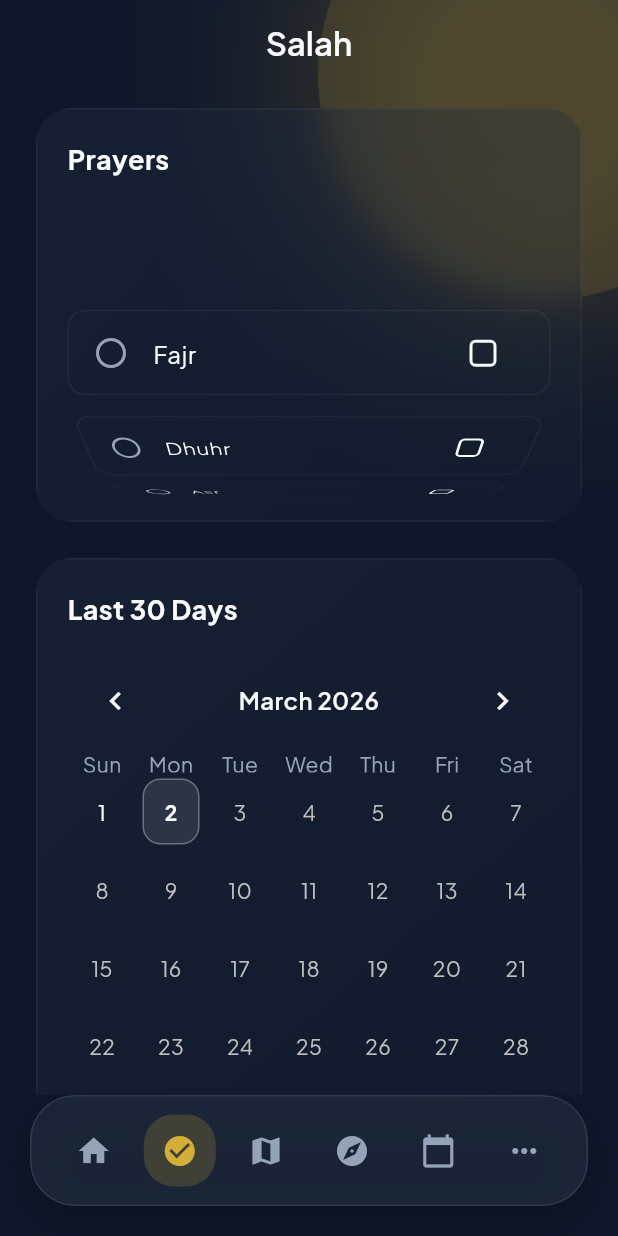
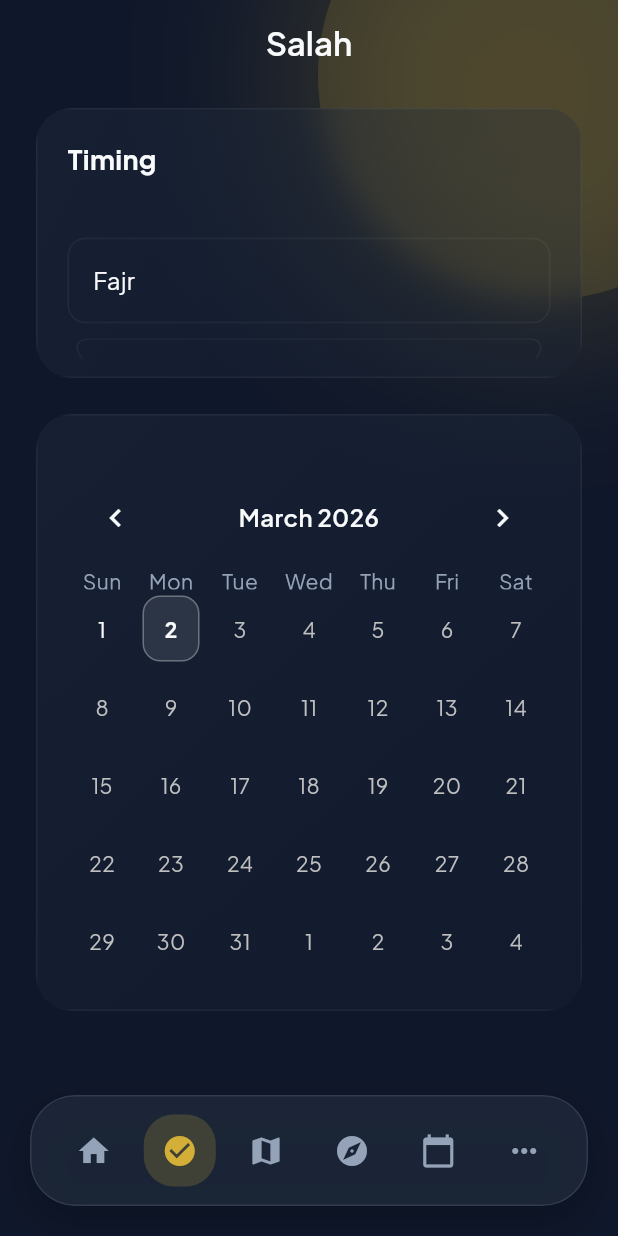
Before and after one commit to urljenkins/immutable5, a Flutter app: the screen it shows after launch, item 2 of the bottom bar chosen, after a tap on the "check circle" icon, on a phone screen of 412 x 824 dp. Run offline on Flutter 3.47's test engine with Material 3 defaults, Android fonts, the phone set to English and light mode, and no system bars; drawn by our look-alikes of table_calendar; our stand-ins replace audioplayers, csv, flutter_local_notifications, flutter_map, flutter_secure_storage, geolocator and 8 more; missing offline and left inert: flutter_qiblah, home_widget; network calls fail.

```diff
--- a/analysis_options.yaml
+++ b/analysis_options.yaml
@@ -21,7 +21,6 @@ linter:
     cancel_subscriptions: true
     close_sinks: true
     directives_ordering: true
-    package_api_docs: true
     type_init_formals: true
 
 analyzer:
--- a/lib/features/common_words/common_words_page.dart
+++ b/lib/features/common_words/common_words_page.dart
@@ -330,7 +330,7 @@ class _CommonWordsPageState extends State<CommonWordsPage> {
                   setState(() => _showMemorized = value);
                   _applyFilters();
                 },
-                activeThumbColor: Colors.greenAccent,
+                activeTrackColor: Colors.greenAccent,
               ),
             ],
           ],
--- a/lib/features/duas/dua_repository.dart
+++ b/lib/features/duas/dua_repository.dart
@@ -1,6 +1,7 @@
 import 'dart:convert';
 import 'dart:developer' as developer;
 
+import 'package:flutter/foundation.dart';
 import 'package:flutter/services.dart';
 
 import 'models/dua_model.dart';
@@ -32,16 +33,20 @@ class DuaRepository {
 
       _duas = jsonList.map((json) => Dua.fromJson(json)).toList();
       _initialized = true;
+      if (kDebugMode) {
         developer.log(
           'Successfully loaded ${_duas.length} duas',
           name: 'DuaRepository',
         );
+      }
     } catch (e) {
+      if (kDebugMode) {
         developer.log(
           'Error loading duas.json: $e',
           name: 'DuaRepository',
           error: e,
         );
+      }
       _duas = [];
     }
   }
--- a/lib/features/prayer/prayer_times_service.dart
+++ b/lib/features/prayer/prayer_times_service.dart
@@ -2,6 +2,7 @@ import 'dart:async';
 import 'dart:convert';
 import 'dart:developer' as developer;
 
+import 'package:flutter/foundation.dart';
 import 'package:http/http.dart' as http;
 import 'package:immutable5/services/secure_storage_provider.dart';
 
@@ -114,10 +115,12 @@ class PrayerTimesService {
             cacheData[name] = dateTime.millisecondsSinceEpoch;
           } catch (e) {
             // Skip invalid prayer times
+            if (kDebugMode) {
               developer.log(
                 'Warning: Could not parse prayer time for $name: $timeStr - $e',
                 name: 'PrayerTimesService',
               );
+            }
           }
         });
 
@@ -212,10 +215,12 @@ class PrayerTimesService {
               final dateTime = _parseTimeString(timeStr as String, tomorrow);
               tomorrowCacheData[name] = dateTime.millisecondsSinceEpoch;
             } catch (e) {
+              if (kDebugMode) {
                 developer.log(
                   'Warning: Could not parse tomorrow\'s prayer time for $name: $timeStr - $e',
                   name: 'PrayerTimesService',
                 );
+              }
             }
           });
           await prefs.setString(
--- a/lib/features/prayer_tracking/prayer_stats_page.dart
+++ b/lib/features/prayer_tracking/prayer_stats_page.dart
@@ -7,6 +7,7 @@ import '../../shared/app_colors.dart';
 import '../../shared/glass_container.dart';
 import '../prayer/prayer_times_service.dart';
 import 'prayer_tracking_service.dart';
+import '../../services/secure_storage_provider.dart';
 
 class PrayerStatsPage extends StatefulWidget {
   const PrayerStatsPage({super.key});
@@ -18,12 +19,12 @@ class PrayerStatsPage extends StatefulWidget {
 class _PrayerStatsPageState extends State<PrayerStatsPage> {
   final PrayerTrackingService _trackingService = PrayerTrackingService();
   late final PrayerTimesService _prayerTimesService;
-  Map<String, dynamic>? _stats;
   Map<DateTime, Map<String, bool>> _history = {};
   Map<String, DateTime> _todayPrayerTimes = {};
   DateTime _focusedDay = DateTime.now();
   DateTime _selectedDay = DateTime.now();
   bool _loading = true;
+  String? _highlightPrayerName;
 
   @override
   void initState() {
@@ -38,21 +39,36 @@ class _PrayerStatsPageState extends State<PrayerStatsPage> {
   }
 
   Future<void> _loadData() async {
-    final stats = await _trackingService.getStatistics();
+    await _trackingService.getStatistics();
     final history = await _trackingService.getLast30DaysHistory();
 
     Map<String, DateTime> times = {};
+    String? highlightPrayer;
+
     try {
       times = await _prayerTimesService.getPrayerTimesForDate(_selectedDay);
+
+      if (isSameDay(_selectedDay, DateTime.now())) {
+        final prefs = SecureStorageProvider();
+        final showPastPrayer = await prefs.getBool('show_past_prayer') ?? false;
+
+        if (showPastPrayer) {
+          final past = await _prayerTimesService.getPastPrayer();
+          highlightPrayer = past.key;
+        } else {
+          final next = await _prayerTimesService.getNextPrayer();
+          highlightPrayer = next.key;
+        }
+      }
     } catch (e) {
       debugPrint('Failed to load prayer times: $e');
     }
 
     if (mounted) {
       setState(() {
-        _stats = stats;
         _history = history;
         _todayPrayerTimes = times;
+        _highlightPrayerName = highlightPrayer;
         _loading = false;
       });
     }
@@ -112,7 +128,7 @@ class _PrayerStatsPageState extends State<PrayerStatsPage> {
                 ? Center(
                     child: CircularProgressIndicator(color: AppColors.accent),
                   )
-                : SingleChildScrollView(
+                : Padding(
                     padding: const EdgeInsets.symmetric(
                       horizontal: 24.0,
                       vertical: 16.0,
@@ -120,7 +136,7 @@ class _PrayerStatsPageState extends State<PrayerStatsPage> {
                     child: Column(
                       crossAxisAlignment: CrossAxisAlignment.stretch,
                       children: [
-                        _buildTodayPrayers(),
+                        Expanded(child: _buildTodayPrayers()),
                         const SizedBox(height: 24),
                         _buildCalendarView(),
                         const SizedBox(height: 40),
@@ -148,7 +164,7 @@ class _PrayerStatsPageState extends State<PrayerStatsPage> {
           Padding(
             padding: const EdgeInsets.fromLTRB(8, 8, 8, 4),
             child: Text(
-              'Prayers',
+              'Timing',
               style: GoogleFonts.plusJakartaSans(
                 fontSize: 18,
                 fontWeight: FontWeight.bold,
@@ -157,7 +173,8 @@ class _PrayerStatsPageState extends State<PrayerStatsPage> {
             ),
           ),
           const SizedBox(height: 12),
-          FutureBuilder<Map<String, bool>>(
+          Expanded(
+            child: FutureBuilder<Map<String, bool>>(
               future: _trackingService.getCompletedPrayersForDate(_selectedDay),
               builder: (context, snapshot) {
                 if (!snapshot.hasData) {
@@ -183,19 +200,32 @@ class _PrayerStatsPageState extends State<PrayerStatsPage> {
                   );
                 }
 
-              return SizedBox(
-                height: 200,
-                child: ListWheelScrollView.useDelegate(
+                return ListWheelScrollView.useDelegate(
                   itemExtent: 65,
                   physics: const BouncingScrollPhysics(),
                   perspective: 0.005,
-                  diameterRatio: 1.5,
+                  diameterRatio: 2.5,
                   childDelegate: ListWheelChildBuilderDelegate(
                     childCount: displayPrayers.length,
                     builder: (context, index) {
                       final prayer = displayPrayers[index];
                       final isCompleted = completions[prayer] ?? false;
                       final prayerTime = _todayPrayerTimes[prayer];
+                      final isHighlighted = prayer == _highlightPrayerName;
+
+                      Color bgColor = Colors.transparent;
+                      Color borderColor = Colors.white.withValues(alpha: 0.05);
+                      Color titleColor = AppColors.textPrimary;
+                      Color timeColor = AppColors.textSecondary;
+                      FontWeight titleWeight = FontWeight.normal;
+
+                      if (isHighlighted) {
+                        bgColor = AppColors.accent.withValues(alpha: 0.15);
+                        borderColor = AppColors.accent.withValues(alpha: 0.5);
+                        titleColor = AppColors.accent;
+                        timeColor = AppColors.accent;
+                        titleWeight = FontWeight.bold;
+                      }
 
                       return Container(
                         margin: const EdgeInsets.symmetric(
@@ -203,48 +233,14 @@ class _PrayerStatsPageState extends State<PrayerStatsPage> {
                           vertical: 4,
                         ),
                         decoration: BoxDecoration(
-                          color: isCompleted
-                              ? AppColors.success.withValues(alpha: 0.1)
-                              : Colors.transparent,
+                          color: bgColor,
                           borderRadius: BorderRadius.circular(12),
-                          border: Border.all(
-                            color: isCompleted
-                                ? AppColors.success.withValues(alpha: 0.3)
-                                : Colors.white.withValues(alpha: 0.05),
+                          border: Border.all(color: borderColor),
                         ),
-                        ),
-                        child: CheckboxListTile(
-                          title: Row(
-                            mainAxisAlignment: MainAxisAlignment.spaceBetween,
-                            children: [
-                              Text(
-                                prayer,
-                                style: GoogleFonts.plusJakartaSans(
-                                  fontWeight: isCompleted
-                                      ? FontWeight.bold
-                                      : FontWeight.normal,
-                                  color: isCompleted
-                                      ? AppColors.success
-                                      : AppColors.textPrimary,
-                                ),
-                              ),
-                              if (prayerTime != null)
-                                Text(
-                                  _formatTime(prayerTime),
-                                  style: GoogleFonts.plusJakartaSans(
-                                    fontSize: 12,
-                                    color: isCompleted
-                                        ? AppColors.success
-                                        : AppColors.textSecondary,
-                                    fontWeight: isCompleted
-                                        ? FontWeight.bold
-                                        : FontWeight.normal,
-                                  ),
-                                ),
-                            ],
-                          ),
-                          value: isCompleted,
-                          onChanged: (value) async {
+                        child: Opacity(
+                          opacity: isCompleted ? 0.5 : 1.0,
+                          child: InkWell(
+                            onTap: () async {
                               await _trackingService.togglePrayerCompletion(
                                 prayer,
                                 _selectedDay,
@@ -254,24 +250,44 @@ class _PrayerStatsPageState extends State<PrayerStatsPage> {
                               });
                               _loadData();
                             },
-                          secondary: Icon(
-                            isCompleted
-                                ? Icons.check_circle
-                                : Icons.circle_outlined,
-                            color: isCompleted
-                                ? AppColors.success
-                                : AppColors.textSecondary,
+                            borderRadius: BorderRadius.circular(12),
+                            child: Padding(
+                              padding: const EdgeInsets.symmetric(
+                                horizontal: 16.0,
+                                vertical: 12.0,
                               ),
-                          checkboxShape: RoundedRectangleBorder(
-                            borderRadius: BorderRadius.circular(4),
+                              child: Row(
+                                mainAxisAlignment:
+                                    MainAxisAlignment.spaceBetween,
+                                children: [
+                                  Text(
+                                    prayer,
+                                    style: GoogleFonts.plusJakartaSans(
+                                      fontWeight: titleWeight,
+                                      color: titleColor,
+                                      fontSize: 16,
+                                    ),
+                                  ),
+                                  if (prayerTime != null)
+                                    Text(
+                                      _formatTime(prayerTime),
+                                      style: GoogleFonts.plusJakartaSans(
+                                        fontSize: 14,
+                                        color: timeColor,
+                                        fontWeight: titleWeight,
+                                      ),
+                                    ),
+                                ],
+                              ),
+                            ),
                           ),
                         ),
                       );
                     },
                   ),
-                ),
                 );
               },
+            ),
           ),
         ],
       ),
@@ -290,14 +306,14 @@ class _PrayerStatsPageState extends State<PrayerStatsPage> {
       child: Column(
         crossAxisAlignment: CrossAxisAlignment.start,
         children: [
-          Text(
-            'Last 30 Days',
-            style: GoogleFonts.plusJakartaSans(
-              fontSize: 18,
-              fontWeight: FontWeight.bold,
-              color: AppColors.textPrimary,
-            ),
-          ),
+          // Text(
+          //   'Last 30 Days',
+          //   style: GoogleFonts.plusJakartaSans(
+          //     fontSize: 18,
+          //     fontWeight: FontWeight.bold,
+          //     color: AppColors.textPrimary,
+          //   ),
+          // ),
           const SizedBox(height: 16),
           TableCalendar(
             firstDay: DateTime.now().subtract(const Duration(days: 60)),
--- a/lib/features/ramadan/ramadan_dashboard_page.dart
+++ b/lib/features/ramadan/ramadan_dashboard_page.dart
@@ -4,8 +4,6 @@ import 'package:flutter/material.dart';
 import 'package:google_fonts/google_fonts.dart';
 import 'package:hijri/hijri_calendar.dart';
 import 'package:immutable5/services/secure_storage_provider.dart';
-import 'package:shared_preferences/shared_preferences.dart';
-
 import '../../di/service_locator.dart';
 import '../../shared/app_colors.dart';
 import '../../shared/glass_container.dart';
@@ -411,7 +409,7 @@ class _RamadanDashboardPageState extends State<RamadanDashboardPage> {
                                   Switch(
                                     value: _taraweehCompleted,
                                     onChanged: (val) => _toggleTaraweeh(),
-                                    activeThumbColor: AppColors.accent,
+                                    activeColor: AppColors.accent,
                                   ),
                                 ],
                               ),
--- a/lib/features/settings/nav_bar_customization_page.dart
+++ b/lib/features/settings/nav_bar_customization_page.dart
@@ -317,7 +317,7 @@ class _ReorderableTile extends StatelessWidget {
         children: [
           Switch(
             value: visible,
-            activeThumbColor: AppColors.accent,
+            activeColor: AppColors.accent,
             onChanged: onToggle,
           ),
           ReorderableDragStartListener(
--- a/lib/features/tasbih/tasbih_page.dart
+++ b/lib/features/tasbih/tasbih_page.dart
@@ -270,7 +270,7 @@ class _TasbihPageState extends State<TasbihPage>
                     Switch(
                       value: _isVoiceEnabled,
                       onChanged: _toggleVoiceMode,
-                      activeThumbColor: AppColors.accent,
+                      activeColor: AppColors.accent,
                     ),
                   ],
                 ),
--- a/lib/main.dart
+++ b/lib/main.dart
@@ -23,8 +23,10 @@ import 'features/tasbih/tasbih_page.dart';
 import 'features/widget/prayer_widget_service.dart';
 import 'l10n/app_localizations.dart';
 import 'shared/app_colors.dart';
+import 'shared/app_theme_mode.dart';
 
-final ValueNotifier<ThemeMode> themeNotifier = ValueNotifier(ThemeMode.dark);
+final ValueNotifier<AppThemeMode> themeNotifier =
+    ValueNotifier(AppThemeMode.dark);
 final ValueNotifier<Color> accentColorNotifier = ValueNotifier(
   AppColors.accent,
 );
@@ -47,8 +49,20 @@ void main() async {
     }
 
     final prefs = SecureStorageProvider();
-    final useDark = await prefs.getBool('useAmoledTheme') ?? true;
-    themeNotifier.value = useDark ? ThemeMode.dark : ThemeMode.light;
+
+    final themeModeStr = await prefs.getString('appThemeMode');
+    AppThemeMode initialMode = AppThemeMode.dark;
+    if (themeModeStr != null) {
+      initialMode = AppThemeMode.values.firstWhere(
+        (e) => e.name == themeModeStr,
+        orElse: () => AppThemeMode.dark,
+      );
+    } else {
+      // Fallback for previous users
+      final useDark = await prefs.getBool('useAmoledTheme') ?? true;
+      initialMode = useDark ? AppThemeMode.dark : AppThemeMode.light;
+    }
+    themeNotifier.value = initialMode;
 
     final accentValue = await prefs.getInt(_keyAccentColor);
     if (accentValue != null) {
@@ -69,9 +83,9 @@ class MyApp extends StatelessWidget {
 
   @override
   Widget build(BuildContext context) {
-    return ValueListenableBuilder<ThemeMode>(
+    return ValueListenableBuilder<AppThemeMode>(
       valueListenable: themeNotifier,
-      builder: (_, mode, __) {
+      builder: (_, appMode, __) {
         return ValueListenableBuilder<Color>(
           valueListenable: accentColorNotifier,
           builder: (_, accentColor, __) {
@@ -103,11 +117,15 @@ class MyApp extends StatelessWidget {
                 ),
               ),
               darkTheme: ThemeData.dark().copyWith(
-                scaffoldBackgroundColor: AppColors.background,
+                scaffoldBackgroundColor: appMode == AppThemeMode.amoled
+                    ? Colors.black
+                    : AppColors.background,
                 colorScheme: ColorScheme.dark(
                   primary: accentColor,
-                  surface: AppColors
-                      .background, // Using background color for main surface
+                  surface: appMode == AppThemeMode.amoled
+                      ? Colors.black
+                      : AppColors
+                          .background, // Using background color for main surface
                   onSurface: AppColors.textPrimary,
                 ),
                 textTheme: baseTextTheme.apply(
@@ -124,7 +142,9 @@ class MyApp extends StatelessWidget {
                   color: AppColors.textPrimary.withValues(alpha: 0.1),
                 ),
               ),
-              themeMode: mode,
+              themeMode: appMode == AppThemeMode.light
+                  ? ThemeMode.light
+                  : ThemeMode.dark,
               home: const AppScaffold(),
             );
           },
--- /dev/null
+++ b/lib/shared/app_theme_mode.dart
@@ -0,0 +1,16 @@
+enum AppThemeMode {
+  light,
+  dark,
+  amoled;
+
+  String get displayName {
+    switch (this) {
+      case AppThemeMode.light:
+        return 'Light';
+      case AppThemeMode.dark:
+        return 'Dark';
+      case AppThemeMode.amoled:
+        return 'AMOLED Black';
+    }
+  }
+}
--- a/pubspec.yaml
+++ b/pubspec.yaml
@@ -55,6 +55,7 @@ dependencies:
   flutter_animate: ^4.5.2
   share_plus: ^10.0.0
   flutter_map: ^7.0.2
+  flutter_map_cancellable_tile_provider: ^3.0.0
   latlong2: ^0.9.1
   url_launcher: ^6.3.1
   speech_to_text: ^7.3.0
```
Also changed, not shown: lib/features/notifications/notification_service.dart (+6 -5 lines), lib/features/settings/settings_page.dart (+70 -52 lines), pubspec.lock, 3 other files. Lines whose indentation alone changed are shown as unchanged.
